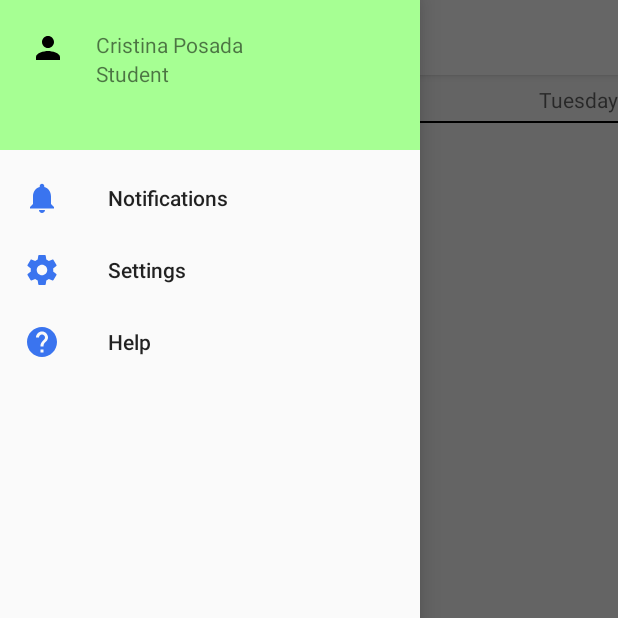
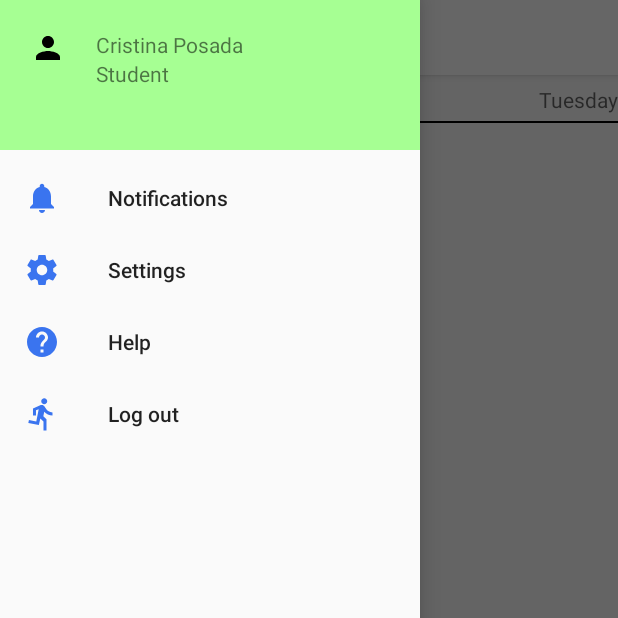
Before and after one commit to guillerial/android, an Android app: the InitActivity screen opened directly, with no data from a screen before it, with the side drawer open, on a phone screen of 412 x 824 dp, the top half of it. Run offline under Robolectric (Android 15) with nearby library versions, the phone set to English and light mode, and no system bars; our stand-ins replace ButterKnife, Dagger/Hilt's generated code, RxJava, Timber; libraries missing offline, so code that uses them is left out: org.altbeacon.beacon; 4 statements that could not run were skipped.

Commit message:
cmabios2

```diff
--- /dev/null
+++ b/app/src/main/res/drawable/ic_directions_run_black_24dp.xml
@@ -0,0 +1,9 @@
+<vector xmlns:android="http://schemas.android.com/apk/res/android"
+        android:width="24dp"
+        android:height="24dp"
+        android:viewportWidth="24.0"
+        android:viewportHeight="24.0">
+    <path
+        android:fillColor="#FF000000"
+        android:pathData="M13.49,5.48c1.1,0 2,-0.9 2,-2s-0.9,-2 -2,-2 -2,0.9 -2,2 0.9,2 2,2zM9.89,19.38l1,-4.4 2.1,2v6h2v-7.5l-2.1,-2 0.6,-3c1.3,1.5 3.3,2.5 5.5,2.5v-2c-1.9,0 -3.5,-1 -4.3,-2.4l-1,-1.6c-0.4,-0.6 -1,-1 -1.7,-1 -0.3,0 -0.5,0.1 -0.8,0.1l-5.2,2.2v4.7h2v-3.4l1.8,-0.7 -1.6,8.1 -4.9,-1 -0.4,2 7,1.4z"/>
+</vector>
--- a/app/src/main/res/menu/menu_navigation.xml
+++ b/app/src/main/res/menu/menu_navigation.xml
@@ -1,12 +1,15 @@
 <?xml version="1.0" encoding="utf-8"?>
 <menu xmlns:android="http://schemas.android.com/apk/res/android">
     <item android:id="@+id/action_notifications"
-        android:title="Notifications"
+        android:title="@string/icon_notifications"
         android:icon="@drawable/ic_notifications_black_24dp" />
     <item android:id="@+id/action_settings"
-        android:title="Settings"
+        android:title="@string/icon_settings"
         android:icon="@drawable/ic_settings_black_24dp" />
     <item android:id="@+id/action_help"
-        android:title="Help"
+        android:title="@string/icon_help"
         android:icon="@drawable/ic_help_black_24dp" />
+    <item android:id="@+id/action_logout"
+        android:title="@string/icon_logout"
+        android:icon="@drawable/ic_directions_run_black_24dp" />
 </menu>
--- a/app/src/main/res/values/strings.xml
+++ b/app/src/main/res/values/strings.xml
@@ -34,6 +34,20 @@
     <string name="bottom_login">Log in</string>
     <string name="text_create_account">Dont have an account?</string>
     <string name="text_guest_session">Continue as guest</string>
+    <string name="text_valid_email">Enter a valid email</string>
+    <string name="text_pass_required">Password required</string>
+    <string name="text_user_no_exist">User does not exist</string>
+    <!--signup-->
+    <string name="text_username">Name and last name</string>
+    <string name="text_email_signup">Email address</string>
+    <string name="text_password_signup">Password</string>
+    <string name="bottom_signup">Sign up</string>
+    <string name="text_guest_session_signup">Continue as guest</string>
+    <!--menu_navigation-->
+    <string name="icon_notifications">Notifications</string>
+    <string name="icon_settings">Settings</string>
+    <string name="icon_help">Help</string>
+    <string name="icon_logout">Log out</string>
 
 
 </resources>
```
Also changed, not shown: app/src/main/java/es/indios/markn/ui/login/LoginActivity.java (+3 -6 lines), app/src/main/res/layout/activity_signup.xml (+5 -5 lines), 1 other file.
